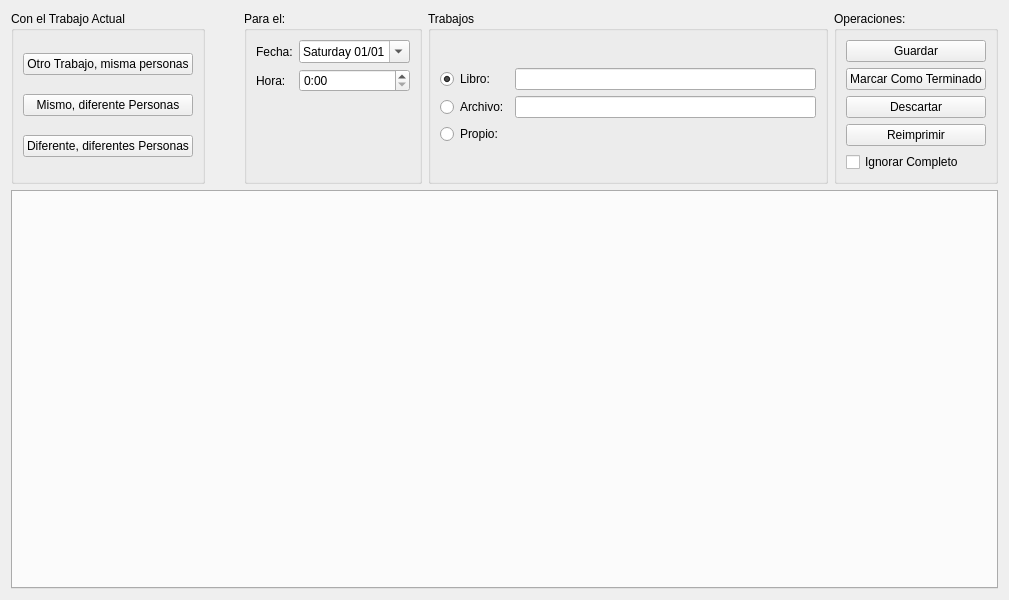
The window that terminal/src/wjob.ui (jcapoduri/C2Si-BlueSystem) describes before a commit, drawn with Qt 5.
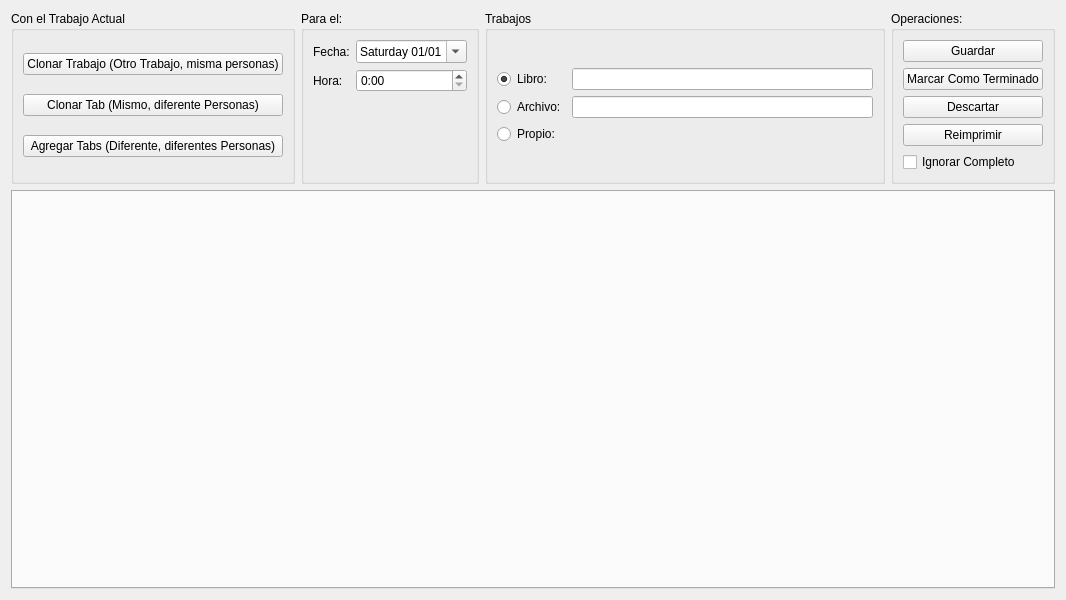
The same window after the commit. Custom widgets are drawn as their Qt base class.

The edit to the form file:
```diff
--- a/terminal/src/wjob.ui
+++ b/terminal/src/wjob.ui
@@ -25,21 +25,21 @@
         <item>
          <widget class="QPushButton" name="otherJobButton">
           <property name="text">
-           <string>Otro Trabajo, misma personas</string>
+           <string>Clonar Trabajo (Otro Trabajo, misma personas)</string>
           </property>
          </widget>
         </item>
         <item>
          <widget class="QPushButton" name="sameWorkButton">
           <property name="text">
-           <string>Mismo, diferente Personas</string>
+           <string>Clonar Tab (Mismo, diferente Personas)</string>
           </property>
          </widget>
         </item>
         <item>
          <widget class="QPushButton" name="differentButton">
           <property name="text">
-           <string>Diferente, diferentes Personas</string>
+           <string>Agregar Tabs (Diferente, diferentes Personas)</string>
           </property>
          </widget>
         </item>
```
